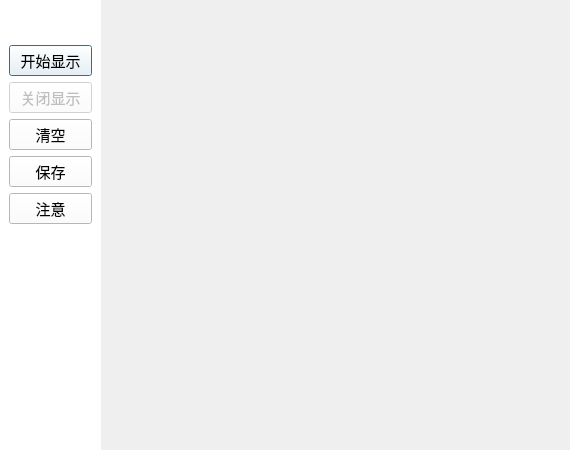
Before: the Qt Designer form datashowdialog.ui in Linggueas/WZL_SDA, drawn with Qt 5.
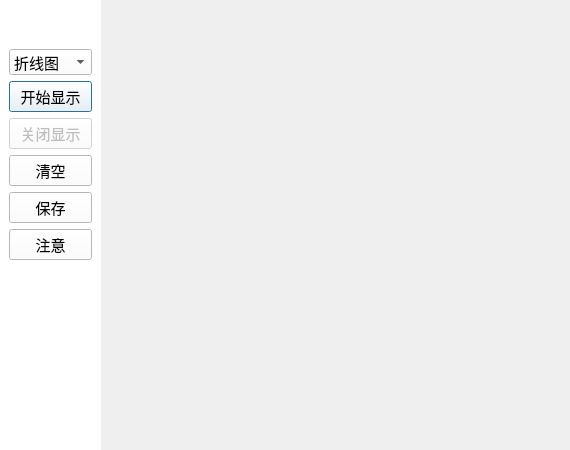
After: the same form once the commit is applied. The open tabs and pages were chosen to show the change.

```diff
--- a/datashowdialog.ui
+++ b/datashowdialog.ui
@@ -50,16 +50,53 @@
       <item>
        <spacer name="verticalSpacer_2">
         <property name="orientation">
-         <enum>Qt::Orientation::Vertical</enum>
+         <enum>Qt::Orientation::Horizontal</enum>
         </property>
         <property name="sizeHint" stdset="0">
          <size>
-          <width>20</width>
-          <height>40</height>
+          <width>40</width>
+          <height>20</height>
          </size>
         </property>
        </spacer>
       </item>
+      <item>
+       <spacer name="horizontalSpacer_2">
+        <property name="orientation">
+         <enum>Qt::Orientation::Horizontal</enum>
+        </property>
+        <property name="sizeHint" stdset="0">
+         <size>
+          <width>40</width>
+          <height>20</height>
+         </size>
+        </property>
+       </spacer>
+      </item>
+      <item>
+       <widget class="QComboBox" name="chartTypeComboBox">
+        <property name="font">
+         <font>
+          <pointsize>11</pointsize>
+         </font>
+        </property>
+        <item>
+         <property name="text">
+          <string>折线图</string>
+         </property>
+        </item>
+        <item>
+         <property name="text">
+          <string>柱状图</string>
+         </property>
+        </item>
+        <item>
+         <property name="text">
+          <string>散点图</string>
+         </property>
+        </item>
+       </widget>
+      </item>
       <item>
        <widget class="QPushButton" name="start_pushButton">
         <property name="font">
@@ -123,71 +160,6 @@
         </property>
        </widget>
       </item>
-      <item>
-       <spacer name="verticalSpacer_7">
-        <property name="orientation">
-         <enum>Qt::Orientation::Vertical</enum>
-        </property>
-        <property name="sizeHint" stdset="0">
-         <size>
-          <width>20</width>
-          <height>40</height>
-         </size>
-        </property>
-       </spacer>
-      </item>
-      <item>
-       <spacer name="verticalSpacer_6">
-        <property name="orientation">
-         <enum>Qt::Orientation::Vertical</enum>
-        </property>
-        <property name="sizeHint" stdset="0">
-         <size>
-          <width>20</width>
-          <height>40</height>
-         </size>
-        </property>
-       </spacer>
-      </item>
-      <item>
-       <spacer name="verticalSpacer_5">
-        <property name="orientation">
-         <enum>Qt::Orientation::Vertical</enum>
-        </property>
-        <property name="sizeHint" stdset="0">
-         <size>
-          <width>20</width>
-          <height>40</height>
-         </size>
-        </property>
-       </spacer>
-      </item>
-      <item>
-       <spacer name="verticalSpacer_4">
-        <property name="orientation">
-         <enum>Qt::Orientation::Vertical</enum>
-        </property>
-        <property name="sizeHint" stdset="0">
-         <size>
-          <width>20</width>
-          <height>40</height>
-         </size>
-        </property>
-       </spacer>
-      </item>
-      <item>
-       <spacer name="verticalSpacer_3">
-        <property name="orientation">
-         <enum>Qt::Orientation::Vertical</enum>
-        </property>
-        <property name="sizeHint" stdset="0">
-         <size>
-          <width>20</width>
-          <height>40</height>
-         </size>
-        </property>
-       </spacer>
-      </item>
       <item>
        <spacer name="verticalSpacer">
         <property name="orientation">
```
Left out of the diff: 4 changed lines with no effect on the pictures.
